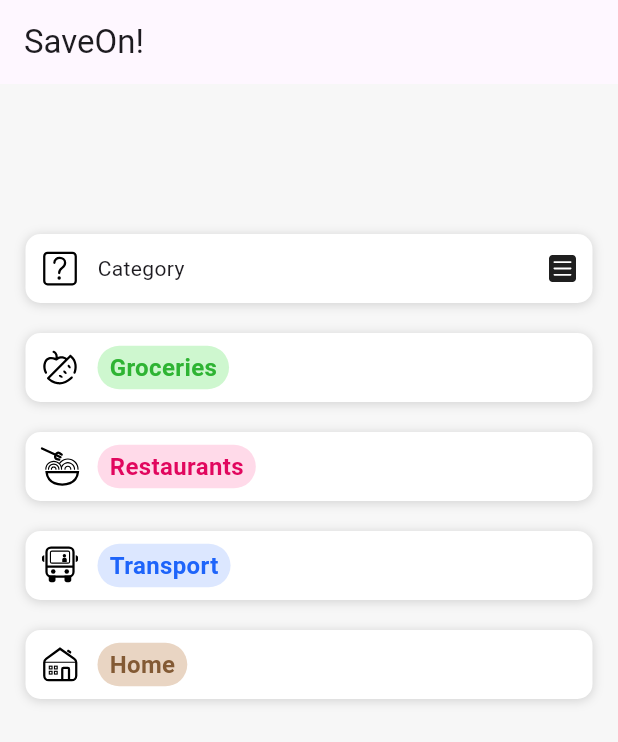
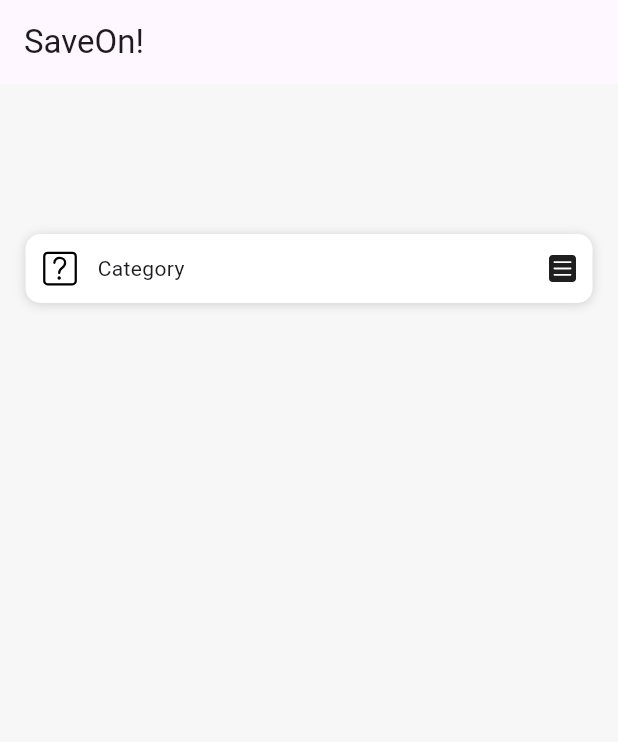
Before and after one commit to poleheshko/saveon_frontend, a Flutter app: the screen it shows after launch, on a phone screen of 412 x 824 dp. Shown: the top 742 px of the screen. Run offline on Flutter 3.47's test engine with Material 3 defaults, Android fonts, the light colour scheme and no system bars; our stand-ins replace flutter_svg.

Commit message:
Mostly finished Category Selector

```diff
--- a/lib/data/category_info.dart
+++ b/lib/data/category_info.dart
@@ -16,7 +16,7 @@ class Category {
   });
 }
 
-List<Category> expenseCategories =[
+List<Category> ListExpenseCategories =[
   Category(
     categoryId: 1,
     categoryName: "Groceries",
--- a/lib/expense_page.dart
+++ b/lib/expense_page.dart
@@ -2,9 +2,11 @@ import 'package:flutter/cupertino.dart';
 import 'package:flutter/material.dart';
 import 'package:flutter_svg/flutter_svg.dart';
 
+import 'data/category_info.dart';
 import 'models/common/common_page.dart';
 import 'models/common/saveon_section.dart';
 import 'models/expense_categories/category_row_prefab.dart';
+import 'models/expense_categories/choose_category_class.dart';
 
 class ExpensePage extends StatefulWidget {
   const ExpensePage({super.key, required this.title});
@@ -21,52 +23,8 @@ class _ExpensePageState extends State<ExpensePage> {
     return CommonPage(
       commonPageContent: [
         SizedBox(width: double.infinity, height: 100),
-        SaveOnSection(
-          SaveOnSectionContent: [
-            Row(
-              mainAxisAlignment: MainAxisAlignment.spaceBetween,
-              crossAxisAlignment: CrossAxisAlignment.center,
-              children: [
-                Row(
-                  crossAxisAlignment: CrossAxisAlignment.center,
-                  children: [
-                    SvgPicture.asset(
-                      "lib/assets/category_icons/category_notSelected.svg",
-                    ),
-                    SizedBox(width: 10),
-                    const Text("Category"),
-                  ],
-                ),
-                SvgPicture.asset("lib/assets/other/hamburger_icon.svg"),
-              ],
-            ),
-          ],
-        ),
-        SizedBox(height: 20,),
-        SaveOnSection(
-          SaveOnSectionContent: [
-            CategoryRowPrefab(categoryId: 1),
-          ],
-        ),
-        SizedBox(height: 20,),
-        SaveOnSection(
-          SaveOnSectionContent: [
-            CategoryRowPrefab(categoryId: 2),
-          ],
-        ),
-        SizedBox(height: 20,),
-        SaveOnSection(
-          SaveOnSectionContent: [
-            CategoryRowPrefab(categoryId: 3),
-          ],
-        ),
-        SizedBox(height: 20,),
-        SaveOnSection(
-          SaveOnSectionContent: [
-            CategoryRowPrefab(categoryId: 4),
-          ],
-        ),
-        SizedBox(height: 20,),
+
+        ChooseCategoryClass(),
       ],
     );
   }
--- a/lib/models/expense_categories/category_row_prefab.dart
+++ b/lib/models/expense_categories/category_row_prefab.dart
@@ -11,7 +11,7 @@ class CategoryRowPrefab extends StatelessWidget {
 
   @override
   Widget build(BuildContext context) {
-    final category = expenseCategories.firstWhere(
+    final category = ListExpenseCategories.firstWhere(
           (c) => c.categoryId == categoryId,
     );
 
--- /dev/null
+++ b/lib/models/expense_categories/choose_category_class.dart
@@ -0,0 +1,92 @@
+import 'package:flutter/cupertino.dart';
+import 'package:flutter_svg/svg.dart';
+import 'package:saveon_frontend/models/expense_categories/category_label_prefab.dart';
+
+import '../../data/category_info.dart';
+import '../common/saveon_section.dart';
+import 'category_row_prefab.dart';
+
+class ChooseCategoryClass extends StatefulWidget {
+  const ChooseCategoryClass({super.key});
+
+  State<ChooseCategoryClass> createState() => _ChooseCategoryClassState();
+}
+
+class _ChooseCategoryClassState extends State<ChooseCategoryClass> {
+  bool showCategories = false;
+  Category? selectedCategory;
+
+  @override
+  void initState() {
+    super.initState();
+  }
+
+  @override
+  Widget build(BuildContext context) {
+    return SaveOnSection(
+      SaveOnSectionContent: [
+        Row(
+          mainAxisAlignment: MainAxisAlignment.spaceBetween,
+          crossAxisAlignment: CrossAxisAlignment.center,
+          children: [
+            selectedCategory == null
+                ? Row(
+                  crossAxisAlignment: CrossAxisAlignment.center,
+                  children: [
+                    SvgPicture.asset(
+                      "lib/assets/category_icons/category_notSelected.svg",
+                    ),
+                    SizedBox(width: 10),
+                    const Text("Category"),
+                  ],
+                )
+                : Row(
+                  crossAxisAlignment: CrossAxisAlignment.center,
+                  children: [
+                    SvgPicture.asset(selectedCategory!.categoryIconPath),
+                    SizedBox(width: 10),
+                    CategoryLabelPrefab(
+                      categoryName: selectedCategory!.categoryName,
+                      categoryLabelColor: selectedCategory!.labelColor,
+                      categoryTextColor: selectedCategory!.textColor,
+                    ),
+                  ],
+                ),
+
+            //hamburger icon button
+            GestureDetector(
+              onTap: () {
+                setState(() {
+                  showCategories = !showCategories;
+                });
+              },
+              child: SvgPicture.asset("lib/assets/other/hamburger_icon.svg"),
+            ),
+          ],
+        ),
+
+        if (showCategories) ...[
+          for (final category in ListExpenseCategories) ...[
+            //pojedynczy przycisk categorii
+            GestureDetector(
+              onTap: () {
+                setState(() {
+                  showCategories = !showCategories;
+                  selectedCategory = category;
+                });
+              },
+              child: Column(
+                children: [
+                  SizedBox(height: 10),
+                  Container(color: Color(0xFFC0C0C0), height: 0.2,),
+                  SizedBox(height: 10),
+                  CategoryRowPrefab(categoryId: category.categoryId),
+                ],
+              ),
+            ),
+          ],
+        ],
+      ],
+    );
+  }
+}
```
